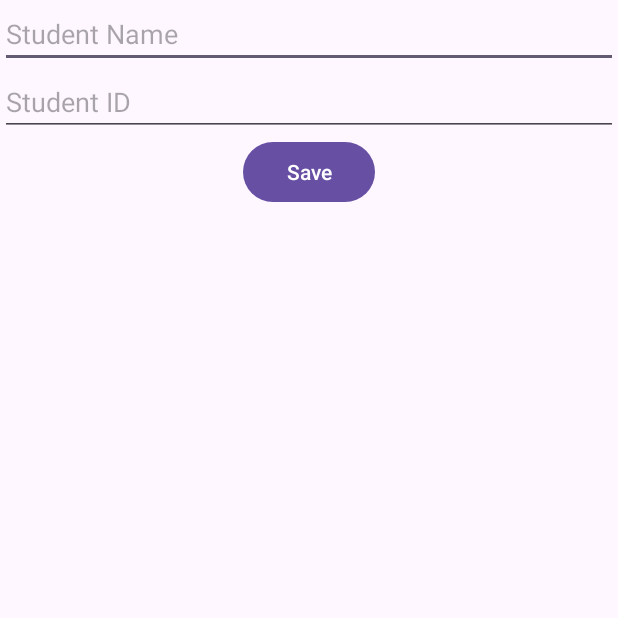
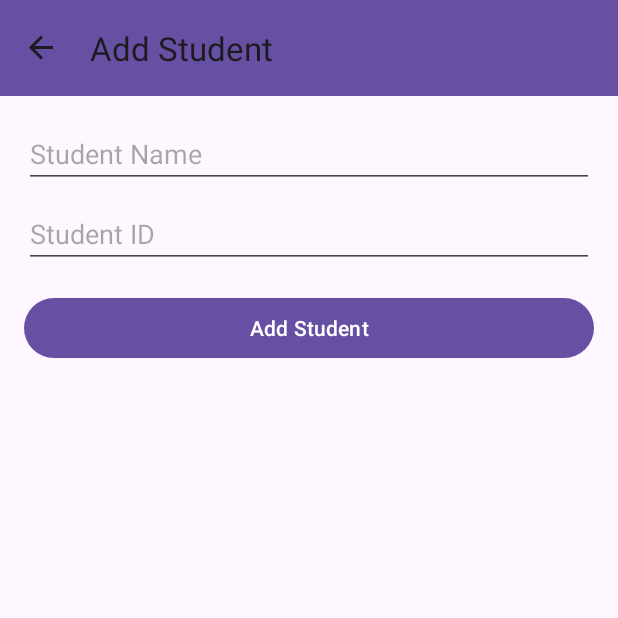
Before and after one commit to xuanthanh112/student312-, an Android app: the screen it shows after launch (AddStudentActivity before the commit, MainActivity after it), after a tap on "Add New", on a phone screen of 412 x 824 dp, the top half of it. Run offline under Robolectric (Android 15) with nearby library versions, the phone set to English and light mode, and no system bars; our stand-ins replace navigation-ui.

Commit message:
assignment 3/12

```diff
--- a/app/build.gradle.kts
+++ b/app/build.gradle.kts
@@ -1,6 +1,7 @@
 plugins {
   alias(libs.plugins.android.application)
   alias(libs.plugins.kotlin.android)
+  id("androidx.navigation.safeargs.kotlin")
 }
 
 android {
@@ -33,12 +34,13 @@ android {
 }
 
 dependencies {
-
   implementation(libs.androidx.core.ktx)
   implementation(libs.androidx.appcompat)
   implementation(libs.material)
   implementation(libs.androidx.activity)
   implementation(libs.androidx.constraintlayout)
+  implementation(libs.androidx.navigation.fragment.ktx)
+  implementation(libs.androidx.navigation.ui.ktx)
   testImplementation(libs.junit)
   androidTestImplementation(libs.androidx.junit)
   androidTestImplementation(libs.androidx.espresso.core)
--- /dev/null
+++ b/app/src/main/java/vn/edu/hust/studentman/AddStudentFragment.kt
@@ -0,0 +1,44 @@
+package vn.edu.hust.studentman
+
+import android.os.Bundle
+import android.view.LayoutInflater
+import android.view.View
+import android.view.ViewGroup
+import android.widget.Button
+import android.widget.EditText
+import android.widget.Toast
+import androidx.fragment.app.Fragment
+import androidx.fragment.app.activityViewModels
+import androidx.navigation.fragment.findNavController
+
+class AddStudentFragment : Fragment() {
+    private lateinit var studentNameEditText: EditText
+    private lateinit var studentIdEditText: EditText
+    private lateinit var btnAddStudent: Button
+    private val studentViewModel: StudentViewModel by activityViewModels()
+
+    override fun onCreateView(inflater: LayoutInflater, container: ViewGroup?, savedInstanceState: Bundle?): View? {
+        return inflater.inflate(R.layout.fragment_add_student, container, false)
+    }
+
+    override fun onViewCreated(view: View, savedInstanceState: Bundle?) {
+        super.onViewCreated(view, savedInstanceState)
+
+        studentNameEditText = view.findViewById(R.id.edit_student_name)
+        studentIdEditText = view.findViewById(R.id.edit_student_id)
+        btnAddStudent = view.findViewById(R.id.btn_add_student)
+
+        btnAddStudent.setOnClickListener {
+            val name = studentNameEditText.text.toString()
+            val id = studentIdEditText.text.toString()
+
+            if (name.isNotEmpty() && id.isNotEmpty()) {
+                val student = StudentModel(name, id)
+                studentViewModel.addStudent(student)
+                findNavController().navigateUp()
+            } else {
+                Toast.makeText(context, "Please fill in all fields", Toast.LENGTH_SHORT).show()
+            }
+        }
+    }
+}
--- a/app/src/main/java/vn/edu/hust/studentman/MainActivity.kt
+++ b/app/src/main/java/vn/edu/hust/studentman/MainActivity.kt
@@ -1,49 +1,15 @@
 package vn.edu.hust.studentman
 
-import android.content.Intent
 import android.os.Bundle
-import android.view.ContextMenu
-import android.view.Menu
-import android.view.MenuItem
-import android.view.View
-import android.widget.AdapterView
-import android.widget.ArrayAdapter
-import android.widget.ListView
-import android.widget.Toast
-import androidx.activity.result.ActivityResultLauncher
-import androidx.activity.result.contract.ActivityResultContracts
-import androidx.appcompat.app.AlertDialog
 import androidx.appcompat.app.AppCompatActivity
 import androidx.appcompat.widget.Toolbar
+import androidx.navigation.NavController
+import androidx.navigation.findNavController
+import androidx.navigation.fragment.NavHostFragment
+import androidx.navigation.ui.setupActionBarWithNavController
 
 class MainActivity : AppCompatActivity() {
-  private val students = mutableListOf(
-    StudentModel("Nguyễn Văn An", "SV001"),
-    StudentModel("Trần Thị Bảo", "SV002"),
-    StudentModel("Lê Hoàng Cường", "SV003"),
-    StudentModel("Phạm Thị Dung", "SV004"),
-    StudentModel("Đỗ Minh Đức", "SV005"),
-    StudentModel("Vũ Thị Hoa", "SV006"),
-    StudentModel("Hoàng Văn Hải", "SV007"),
-    StudentModel("Bùi Thị Hạnh", "SV008"),
-    StudentModel("Đinh Văn Hùng", "SV009"),
-    StudentModel("Nguyễn Thị Linh", "SV010"),
-    StudentModel("Phạm Văn Long", "SV011"),
-    StudentModel("Trần Thị Mai", "SV012"),
-    StudentModel("Lê Thị Ngọc", "SV013"),
-    StudentModel("Vũ Văn Nam", "SV014"),
-    StudentModel("Hoàng Thị Phương", "SV015"),
-    StudentModel("Đỗ Văn Quân", "SV016"),
-    StudentModel("Nguyễn Thị Thu", "SV017"),
-    StudentModel("Trần Văn Tài", "SV018"),
-    StudentModel("Phạm Thị Tuyết", "SV019"),
-    StudentModel("Lê Văn Vũ", "SV020")
-  )
-
-  private lateinit var studentAdapter: ArrayAdapter<String>
-  private lateinit var addStudentLauncher: ActivityResultLauncher<Intent>
-  private lateinit var editStudentLauncher: ActivityResultLauncher<Intent>
-
+  private lateinit var navController: NavController
   override fun onCreate(savedInstanceState: Bundle?) {
     super.onCreate(savedInstanceState)
     setContentView(R.layout.activity_main)
@@ -51,98 +17,13 @@ class MainActivity : AppCompatActivity() {
     val toolbar = findViewById<Toolbar>(R.id.toolbar)
     setSupportActionBar(toolbar)
 
-    val listView = findViewById<ListView>(R.id.list_view_students)
-    studentAdapter = ArrayAdapter(this, android.R.layout.simple_list_item_1, students.map { "${it.studentName} - ${it.studentId}" })
-    listView.adapter = studentAdapter
-
-    // Đăng ký context menu cho ListView
-    registerForContextMenu(listView)
-
-    listView.setOnItemClickListener { _, _, position, _ ->
-      val selectedStudent = students[position]
-      Toast.makeText(this, "Clicked on ${selectedStudent.studentName}", Toast.LENGTH_SHORT).show()
-    }
-
-    // Register the activity result launchers
-    addStudentLauncher = registerForActivityResult(ActivityResultContracts.StartActivityForResult()) { result ->
-      if (result.resultCode == RESULT_OK) {
-        val studentName = result.data?.getStringExtra("STUDENT_NAME") ?: ""
-        val studentId = result.data?.getStringExtra("STUDENT_ID") ?: ""
-        students.add(StudentModel(studentName, studentId))
-        updateStudentAdapter()
-      }
-    }
-
-    editStudentLauncher = registerForActivityResult(ActivityResultContracts.StartActivityForResult()) { result ->
-      if (result.resultCode == RESULT_OK) {
-        val updatedStudentId = result.data?.getStringExtra("STUDENT_ID")
-        val updatedStudentName = result.data?.getStringExtra("STUDENT_NAME")
-
-        val student = students.find { it.studentId == updatedStudentId }
-        student?.studentName = (updatedStudentName ?: student?.studentName).toString()
-        updateStudentAdapter()
-      }
-    }
+    val navHostFragment = supportFragmentManager
+      .findFragmentById(R.id.nav_host_fragment) as NavHostFragment
+    navController = navHostFragment.navController
+    setupActionBarWithNavController(navController)
   }
 
-  override fun onCreateOptionsMenu(menu: Menu?): Boolean {
-    menuInflater.inflate(R.menu.main_menu, menu)  // Inflate menu layout
-    return true
-  }
-
-  override fun onOptionsItemSelected(item: MenuItem): Boolean {
-    return when (item.itemId) {
-      R.id.menu_add_new -> {
-        val intent = Intent(this, AddStudentActivity::class.java)
-        addStudentLauncher.launch(intent)
-        true
-      }
-      else -> super.onOptionsItemSelected(item)
-    }
-  }
-
-  override fun onCreateContextMenu(menu: ContextMenu?, v: View?, menuInfo: ContextMenu.ContextMenuInfo?) {
-    super.onCreateContextMenu(menu, v, menuInfo)
-    menuInflater.inflate(R.menu.context_menu, menu)
-  }
-
-  override fun onContextItemSelected(item: MenuItem): Boolean {
-    val selectedPosition = (item.menuInfo as AdapterView.AdapterContextMenuInfo).position
-    val selectedStudent = students[selectedPosition]
-
-    return when (item.itemId) {
-      R.id.context_edit -> {
-        val intent = Intent(this, EditStudentActivity::class.java)
-        intent.putExtra("STUDENT_ID", selectedStudent.studentId)
-        intent.putParcelableArrayListExtra("STUDENT_LIST", ArrayList(students))
-        editStudentLauncher.launch(intent)
-        true
-      }
-      R.id.context_remove -> {
-        confirmDeleteStudent(selectedStudent)
-        true
-      }
-      else -> super.onContextItemSelected(item)
-    }
-  }
-
-  private fun confirmDeleteStudent(student: StudentModel) {
-    AlertDialog.Builder(this)
-      .setMessage("Are you sure you want to delete this student?")
-      .setPositiveButton("Yes") { _, _ -> deleteStudent(student) }
-      .setNegativeButton("No", null)
-      .show()
-  }
-
-  private fun deleteStudent(student: StudentModel) {
-    students.remove(student)
-    updateStudentAdapter()
-    Toast.makeText(this, "Student deleted", Toast.LENGTH_SHORT).show()
-  }
-
-  private fun updateStudentAdapter() {
-    studentAdapter.clear()
-    studentAdapter.addAll(students.map { "${it.studentName} - ${it.studentId}" })
-    studentAdapter.notifyDataSetChanged()
+  override fun onSupportNavigateUp(): Boolean {
+    return navController.navigateUp() || super.onSupportNavigateUp()
   }
 }
--- /dev/null
+++ b/app/src/main/java/vn/edu/hust/studentman/StudentListFragment.kt
@@ -0,0 +1,91 @@
+package vn.edu.hust.studentman
+
+import android.os.Bundle
+import android.view.*
+import android.widget.*
+import androidx.fragment.app.Fragment
+import androidx.fragment.app.activityViewModels
+import androidx.lifecycle.Observer
+import androidx.navigation.fragment.findNavController
+import androidx.appcompat.app.AlertDialog
+import androidx.core.view.MenuHost
+import androidx.core.view.MenuProvider
+import androidx.lifecycle.Lifecycle
+
+class StudentListFragment : Fragment() {
+    private val studentViewModel: StudentViewModel by activityViewModels()
+    private lateinit var studentAdapter: ArrayAdapter<String>
+
+    override fun onCreateView(inflater: LayoutInflater, container: ViewGroup?, savedInstanceState: Bundle?): View? {
+        return inflater.inflate(R.layout.fragment_student_list, container, false)
+    }
+
+    override fun onViewCreated(view: View, savedInstanceState: Bundle?) {
+        super.onViewCreated(view, savedInstanceState)
+
+        val listView = view.findViewById<ListView>(R.id.list_view_students)
+        studentAdapter = ArrayAdapter(requireContext(), android.R.layout.simple_list_item_1, mutableListOf())
+        listView.adapter = studentAdapter
+
+        registerForContextMenu(listView)
+
+        // Observe students LiveData
+        studentViewModel.students.observe(viewLifecycleOwner, Observer { students ->
+            studentAdapter.clear()
+            studentAdapter.addAll(students.map { "${it.studentName} - ${it.studentId}" })
+            studentAdapter.notifyDataSetChanged()
+        })
+
+        // Use MenuHost API to handle menu creation and item selection
+        val menuHost: MenuHost = requireActivity()
+        menuHost.addMenuProvider(object : MenuProvider {
+            override fun onCreateMenu(menu: Menu, menuInflater: MenuInflater) {
+                menuInflater.inflate(R.menu.main_menu, menu)
+            }
+
+            override fun onMenuItemSelected(menuItem: MenuItem): Boolean {
+                return when (menuItem.itemId) {
+                    R.id.menu_add_new -> {
+                        findNavController().navigate(R.id.action_studentListFragment_to_addStudentFragment)
+                        true
+                    }
+                    else -> false
+                }
+            }
+        }, viewLifecycleOwner, Lifecycle.State.RESUMED)
+    }
+
+    override fun onCreateContextMenu(menu: ContextMenu, v: View, menuInfo: ContextMenu.ContextMenuInfo?) {
+        super.onCreateContextMenu(menu, v, menuInfo)
+        requireActivity().menuInflater.inflate(R.menu.context_menu, menu)
+    }
+
+    override fun onContextItemSelected(item: MenuItem): Boolean {
+        val info = item.menuInfo as AdapterView.AdapterContextMenuInfo
+        val student = studentViewModel.students.value?.get(info.position)
+
+        return when (item.itemId) {
+            R.id.context_edit -> {
+                student?.let {
+                    val action = StudentListFragmentDirections
+                        .actionStudentListFragmentToEditStudentFragment(it.studentName, it.studentId)
+                    findNavController().navigate(action)
+                }
+                true
+            }
+            R.id.context_remove -> {
+                student?.let { confirmDeleteStudent(it) }
+                true
+            }
+            else -> super.onContextItemSelected(item)
+        }
+    }
+
+    private fun confirmDeleteStudent(student: StudentModel) {
+        AlertDialog.Builder(requireContext())
+            .setMessage("Are you sure you want to delete this student?")
+            .setPositiveButton("Yes") { _, _ -> studentViewModel.deleteStudent(student) }
+            .setNegativeButton("No", null)
+            .show()
+    }
+}
--- /dev/null
+++ b/app/src/main/java/vn/edu/hust/studentman/StudentViewModel.kt
@@ -0,0 +1,53 @@
+package vn.edu.hust.studentman
+
+import androidx.lifecycle.LiveData
+import androidx.lifecycle.MutableLiveData
+import androidx.lifecycle.ViewModel
+
+class StudentViewModel : ViewModel() {
+    private val _students = MutableLiveData<MutableList<StudentModel>>(mutableListOf(
+        StudentModel("Nguyễn Văn An", "SV001"),
+        StudentModel("Trần Thị Bảo", "SV002"),
+        StudentModel("Lê Hoàng Cường", "SV003"),
+        StudentModel("Phạm Thị Dung", "SV004"),
+        StudentModel("Đỗ Minh Đức", "SV005"),
+        StudentModel("Vũ Thị Hoa", "SV006"),
+        StudentModel("Hoàng Văn Hải", "SV007"),
+        StudentModel("Bùi Thị Hạnh", "SV008"),
+        StudentModel("Đinh Văn Hùng", "SV009"),
+        StudentModel("Nguyễn Thị Linh", "SV010"),
+        StudentModel("Phạm Văn Long", "SV011"),
+        StudentModel("Trần Thị Mai", "SV012"),
+        StudentModel("Lê Thị Ngọc", "SV013"),
+        StudentModel("Vũ Văn Nam", "SV014"),
+        StudentModel("Hoàng Thị Phương", "SV015"),
+        StudentModel("Đỗ Văn Quân", "SV016"),
+        StudentModel("Nguyễn Thị Thu", "SV017"),
+        StudentModel("Trần Văn Tài", "SV018"),
+        StudentModel("Phạm Thị Tuyết", "SV019"),
+        StudentModel("Lê Văn Vũ", "SV020")
+    ))
+    val students: LiveData<MutableList<StudentModel>> get() = _students
+
+    fun addStudent(student: StudentModel) {
+        _students.value?.add(student)
+        _students.value = _students.value // Trigger LiveData update
+    }
+
+    fun updateStudent(oldId: String, newName: String, newId: String) {
+        _students.value?.find { it.studentId == oldId }?.let {
+            it.studentName = newName
+            it.studentId = newId
+            _students.value = _students.value // Trigger LiveData update
+        }
+    }
+
+    fun deleteStudent(student: StudentModel) {
+        _students.value?.remove(student)
+        _students.value = _students.value // Trigger LiveData update
+    }
+
+    fun getStudentById(id: String?): StudentModel? {
+        return _students.value?.find { it.studentId == id }
+    }
+}
--- a/app/src/main/res/layout/activity_main.xml
+++ b/app/src/main/res/layout/activity_main.xml
@@ -1,28 +1,23 @@
-<?xml version="1.0" encoding="utf-8"?>
-<androidx.constraintlayout.widget.ConstraintLayout xmlns:android="http://schemas.android.com/apk/res/android"
-    xmlns:app="http://schemas.android.com/apk/res-auto"
+<RelativeLayout xmlns:android="http://schemas.android.com/apk/res/android"
     xmlns:tools="http://schemas.android.com/tools"
-    android:id="@+id/main"
     android:layout_width="match_parent"
     android:layout_height="match_parent"
+    xmlns:app="http://schemas.android.com/apk/res-auto"
     tools:context=".MainActivity">
 
-    <!-- Toolbar -->
     <androidx.appcompat.widget.Toolbar
         android:id="@+id/toolbar"
         android:layout_width="match_parent"
-        android:layout_height="wrap_content"
-        android:title="Student List"
-        app:titleTextColor="@android:color/white"
-        app:popupTheme="@style/ThemeOverlay.AppCompat.Light" />
+        android:layout_height="?attr/actionBarSize"
+        android:background="?attr/colorPrimary"
+        android:theme="@style/ThemeOverlay.AppCompat.ActionBar" />
 
-    <!-- ListView to show students -->
-    <ListView
-        android:id="@+id/list_view_students"
-        android:layout_width="0dp"
-        android:layout_height="0dp"
-        app:layout_constraintBottom_toBottomOf="parent"
-        app:layout_constraintEnd_toEndOf="parent"
-        app:layout_constraintStart_toStartOf="parent"
-        app:layout_constraintTop_toBottomOf="@id/toolbar" /> <!-- Vertically constrained to Toolbar -->
-</androidx.constraintlayout.widget.ConstraintLayout>
+    <fragment
+        android:id="@+id/nav_host_fragment"
+        android:name="androidx.navigation.fragment.NavHostFragment"
+        android:layout_width="match_parent"
+        android:layout_height="match_parent"
+        android:layout_below="@id/toolbar"
+        app:defaultNavHost="true"
+        app:navGraph="@navigation/nav_graph" />
+</RelativeLayout>
--- /dev/null
+++ b/app/src/main/res/layout/fragment_add_student.xml
@@ -0,0 +1,26 @@
+<LinearLayout xmlns:android="http://schemas.android.com/apk/res/android"
+    android:layout_width="match_parent"
+    android:layout_height="match_parent"
+    android:orientation="vertical"
+    android:padding="16dp">
+
+    <EditText
+        android:id="@+id/edit_student_name"
+        android:layout_width="match_parent"
+        android:layout_height="wrap_content"
+        android:hint="Student Name" />
+
+    <EditText
+        android:id="@+id/edit_student_id"
+        android:layout_width="match_parent"
+        android:layout_height="wrap_content"
+        android:hint="Student ID"
+        android:layout_marginTop="8dp" />
+
+    <Button
+        android:id="@+id/btn_add_student"
+        android:layout_width="match_parent"
+        android:layout_height="wrap_content"
+        android:text="Add Student"
+        android:layout_marginTop="16dp" />
+</LinearLayout>
--- a/app/src/main/res/menu/main_menu.xml
+++ b/app/src/main/res/menu/main_menu.xml
@@ -3,6 +3,7 @@
     <item
         android:id="@+id/menu_add_new"
         android:title="Add New"
+        android:orderInCategory="100"
         android:icon="@drawable/ic_add"
         app:showAsAction="always" />
 </menu>
--- /dev/null
+++ b/app/src/main/res/navigation/nav_graph.xml
@@ -0,0 +1,38 @@
+<?xml version="1.0" encoding="utf-8"?>
+<navigation xmlns:android="http://schemas.android.com/apk/res/android"
+    xmlns:app="http://schemas.android.com/apk/res-auto"
+    xmlns:tools="http://schemas.android.com/tools"
+    app:startDestination="@id/studentListFragment">
+
+    <fragment
+        android:id="@+id/studentListFragment"
+        android:name="vn.edu.hust.studentman.StudentListFragment"
+        android:label="Student List"
+        tools:layout="@layout/fragment_student_list">
+        <action
+            android:id="@+id/action_studentListFragment_to_addStudentFragment"
+            app:destination="@id/addStudentFragment" />
+        <action
+            android:id="@+id/action_studentListFragment_to_editStudentFragment"
+            app:destination="@id/editStudentFragment" />
+    </fragment>
+
+    <fragment
+        android:id="@+id/addStudentFragment"
+        android:name="vn.edu.hust.studentman.AddStudentFragment"
+        android:label="Add Student"
+        tools:layout="@layout/fragment_add_student" />
+
+    <fragment
+        android:id="@+id/editStudentFragment"
+        android:name="vn.edu.hust.studentman.EditStudentFragment"
+        android:label="Edit Student"
+        tools:layout="@layout/fragment_edit_student">
+        <argument
+            android:name="studentName"
+            app:argType="string" />
+        <argument
+            android:name="studentId"
+            app:argType="string" />
+    </fragment>
+</navigation>
--- a/build.gradle.kts
+++ b/build.gradle.kts
@@ -2,4 +2,5 @@
 plugins {
   alias(libs.plugins.android.application) apply false
   alias(libs.plugins.kotlin.android) apply false
+  id("androidx.navigation.safeargs.kotlin") version "2.7.7" apply false
 }
--- a/gradle/libs.versions.toml
+++ b/gradle/libs.versions.toml
@@ -9,6 +9,8 @@ appcompat = "1.7.0"
 material = "1.12.0"
 activity = "1.9.3"
 constraintlayout = "2.2.0"
+navigationFragmentKtx = "2.8.4"
+navigationUiKtx = "2.8.4"
 
 [libraries]
 androidx-core-ktx = { group = "androidx.core", name = "core-ktx", version.ref = "coreKtx" }
@@ -19,6 +21,8 @@ androidx-appcompat = { group = "androidx.appcompat", name = "appcompat", version
 material = { group = "com.google.android.material", name = "material", version.ref = "material" }
 androidx-activity = { group = "androidx.activity", name = "activity", version.ref = "activity" }
 androidx-constraintlayout = { group = "androidx.constraintlayout", name = "constraintlayout", version.ref = "constraintlayout" }
+androidx-navigation-fragment-ktx = { group = "androidx.navigation", name = "navigation-fragment-ktx", version.ref = "navigationFragmentKtx" }
+androidx-navigation-ui-ktx = { group = "androidx.navigation", name = "navigation-ui-ktx", version.ref = "navigationUiKtx" }
 
 [plugins]
 android-application = { id = "com.android.application", version.ref = "agp" }
```
Also changed, not shown: app/src/main/java/vn/edu/hust/studentman/EditStudentFragment.kt (added, +49 -0 lines), app/src/main/res/layout/fragment_edit_student.xml (added, +26 -0 lines), app/src/main/res/layout/fragment_student_list.xml (added, +10 -0 lines).
